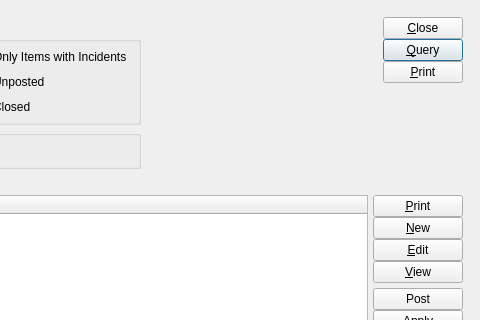
Qt form guiclient/dspAROpenItems.ui (Pegasus-RPG/xtuple-client) before a commit; both pictures show x 320 to 800 and y 0 to 320 of the 800 by 600 pixel window.
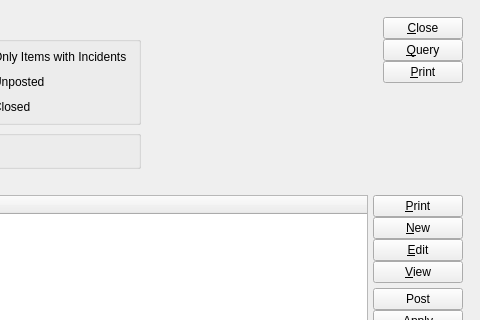
The same form after that commit. Custom widgets are drawn as their Qt base class.

Commit message: Improve Accelerator keys on Sales Order.  Unflag query button as default on some displays that are not dialogs.

```diff
--- a/guiclient/dspAROpenItems.ui
+++ b/guiclient/dspAROpenItems.ui
@@ -222,9 +222,6 @@
            <property name="autoDefault">
             <bool>true</bool>
            </property>
-           <property name="default">
-            <bool>true</bool>
-           </property>
           </widget>
          </item>
          <item>
```
The commit also changes 8 other files.
